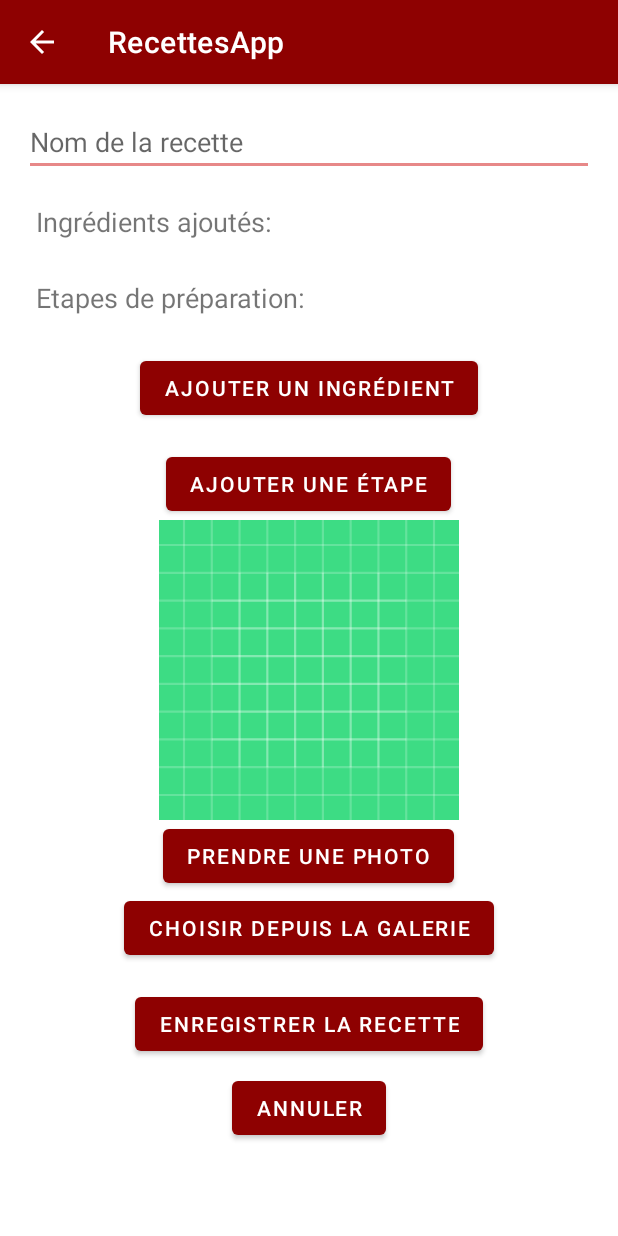
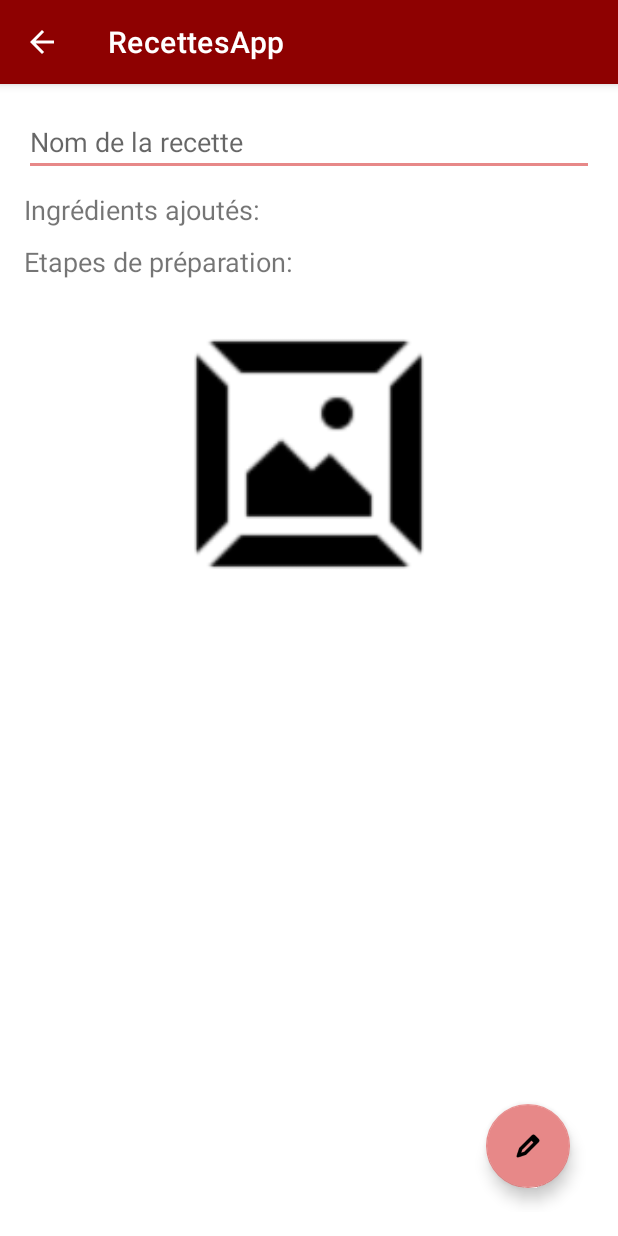
Before and after one commit to Zakuro89/AndroidApp, an Android app: the AjouterRecette screen opened directly, with no data from a screen before it, on a phone screen of 412 x 824 dp. Run offline under Robolectric (Android 15) with nearby library versions, the phone set to English and light mode, and no system bars; our stand-ins replace Room's generated code.

Commit message:
commit nav barre ajout recette

```diff
--- a/app/build.gradle.kts
+++ b/app/build.gradle.kts
@@ -38,11 +38,9 @@ android {
 }
 
 dependencies {
-
+    implementation (libs.material.v150)
     implementation(libs.androidx.room.ktx)
     ksp(libs.androidx.room.ksp)
-
-
     implementation(libs.androidx.core.ktx)
     implementation(libs.androidx.appcompat)
     implementation(libs.material)
--- a/app/src/main/java/com/example/epsi1/activity/AjouterRecette.kt
+++ b/app/src/main/java/com/example/epsi1/activity/AjouterRecette.kt
@@ -6,7 +6,6 @@ import android.net.Uri
 import android.os.Bundle
 import android.os.Environment
 import android.provider.MediaStore
-import android.widget.Button
 import android.widget.EditText
 import android.widget.ImageView
 import android.widget.ListView
@@ -19,6 +18,9 @@ import com.example.epsi1.db.database.RecetteDatabase
 import com.example.epsi1.model.Etape
 import com.example.epsi1.model.Ingredient
 import com.example.epsi1.model.Recette
+import com.google.android.material.bottomappbar.BottomAppBar
+import com.google.android.material.bottomsheet.BottomSheetDialog
+import com.google.android.material.floatingactionbutton.FloatingActionButton
 import kotlinx.coroutines.CoroutineScope
 import kotlinx.coroutines.Dispatchers
 import kotlinx.coroutines.launch
@@ -49,13 +51,12 @@ class AjouterRecette : AppCompatActivity() {
     private lateinit var imageUri: Uri
     private lateinit var imagePreview: ImageView
 
-
     override fun onCreate(savedInstanceState: Bundle?) {
         super.onCreate(savedInstanceState)
         setContentView(R.layout.activity_ajouter_recettes)
 
         listViewIngredient = findViewById(R.id.ingredientListView)
-        listViewStep = findViewById((R.id.stepListView))
+        listViewStep = findViewById(R.id.stepListView)
 
         ingredientAdapter = IngredientAdapter(this, ingredientsList)
         stepAdapter = EtapeAdapter(this, stepsList)
@@ -65,34 +66,42 @@ class AjouterRecette : AppCompatActivity() {
 
         supportActionBar?.setDisplayHomeAsUpEnabled(true)
 
-        val ajouterIngredientBouton = findViewById<Button>(R.id.addIngredientButton)
+        imagePreview = findViewById(R.id.imagePreview)
+
+        val fabMain = findViewById<FloatingActionButton>(R.id.fabMain)
+        fabMain.setOnClickListener {
+            showBottomSheet()
+        }
+    }
+
+    override fun onSupportNavigateUp(): Boolean {
+        finish()
+        return true
+    }
+
+    private fun showBottomSheet() {
+        val bottomSheetDialog = BottomSheetDialog(this)
+        val view = layoutInflater.inflate(R.layout.bottom_sheet_layout, null)
+
+        val ajouterIngredientBouton =
+            view.findViewById<FloatingActionButton>(R.id.addIngredientButton)
+        val ajouterEtapeBouton = view.findViewById<FloatingActionButton>(R.id.addStep)
+        val takePhotoButton = view.findViewById<FloatingActionButton>(R.id.takePhotoButton)
+        val chooseFromGalleryButton =
+            view.findViewById<FloatingActionButton>(R.id.chooseFromGalleryButton)
+        val sauvegarderRecetteBouton =
+            view.findViewById<FloatingActionButton>(R.id.saveRecipeButton)
+        val cancelButton = view.findViewById<FloatingActionButton>(R.id.cancelButton)
+
         ajouterIngredientBouton.setOnClickListener {
             val intent = Intent(this, AjouterIngredient::class.java)
             startActivityForResult(intent, ADD_INGREDIENT_REQUEST_CODE)
         }
 
-        val ajouterEtapeBouton = findViewById<Button>(R.id.addStep)
         ajouterEtapeBouton.setOnClickListener {
             val intent = Intent(this, AjouterEtape::class.java)
             startActivityForResult(intent, ADD_STEP_REQUEST_CODE)
         }
-
-        val sauvegarderRecetteBouton = findViewById<Button>(R.id.saveRecipeButton)
-        sauvegarderRecetteBouton.setOnClickListener {
-            val title = findViewById<EditText>(R.id.recipeTitle).text.toString()
-
-            saveRecipeToDatabase(title)
-        }
-
-        val cancelButton = findViewById<Button>(R.id.cancelButton)
-        cancelButton.setOnClickListener {
-            finish()
-        }
-
-        imagePreview = findViewById(R.id.imagePreview)
-
-        val takePhotoButton = findViewById<Button>(R.id.takePhotoButton)
-        val chooseFromGalleryButton = findViewById<Button>(R.id.chooseFromGalleryButton)
 
         takePhotoButton.setOnClickListener {
             openCamera()
@@ -101,30 +110,34 @@ class AjouterRecette : AppCompatActivity() {
         chooseFromGalleryButton.setOnClickListener {
             openGallery()
         }
-    }
 
-    override fun onSupportNavigateUp(): Boolean {
-        finish()
-        return true
+        sauvegarderRecetteBouton.setOnClickListener {
+            val title = findViewById<EditText>(R.id.recipeTitle).text.toString()
+            saveRecipeToDatabase(title)
+            bottomSheetDialog.dismiss()
+        }
+
+        cancelButton.setOnClickListener {
+            bottomSheetDialog.dismiss()
+        }
+
+        bottomSheetDialog.setContentView(view)
+        bottomSheetDialog.show()
     }
 
     override fun onActivityResult(requestCode: Int, resultCode: Int, data: Intent?) {
         super.onActivityResult(requestCode, resultCode, data)
 
         if (requestCode == ADD_INGREDIENT_REQUEST_CODE && resultCode == RESULT_OK && data != null) {
-
             val name = data.getStringExtra("ingredient_name") ?: return
             val quantity = data.getDoubleExtra("ingredient_quantity", 0.0)
             val unit = data.getStringExtra("ingredient_unit") ?: return
-
 
             val newIngredient = Ingredient(nom = name, quantite = quantity, unite = unit)
             ingredientsList.add(newIngredient)
             ingredientAdapter.notifyDataSetChanged()
 
-
         } else if (requestCode == ADD_STEP_REQUEST_CODE && resultCode == RESULT_OK && data != null) {
-
             val description = data.getStringExtra("step_description") ?: return
             val newStep = Etape(description = description)
 
@@ -132,28 +145,19 @@ class AjouterRecette : AppCompatActivity() {
             stepAdapter.notifyDataSetChanged()
 
         } else if (requestCode == CAMERA_REQUEST_CODE && resultCode == RESULT_OK) {
-
-            // Créer le fichier pour enregistrer la photo prise
             val photoFile = createImageFile()
             val inputStream = contentResolver.openInputStream(imageUri)
             val outputStream = photoFile.outputStream()
 
-            // Copier la photo dans le fichier interne
             inputStream?.copyTo(outputStream)
-
-            // Afficher la photo dans le ImageView
             imagePreview.setImageURI(Uri.fromFile(photoFile))
-
-            // Sauvegarder le chemin  du fichier dans la BDD
             newRecipe.img = photoFile.absolutePath
 
         } else if (requestCode == GALLERY_REQUEST_CODE) {
-
             val selectedImageUri = data?.data
 
             if (selectedImageUri != null) {
                 val inputStream = contentResolver.openInputStream(selectedImageUri)
-                // Creation fichier interne pour stocker l'image
                 val photoFile = createImageFile()
                 val outputStream = photoFile.outputStream()
 
@@ -163,10 +167,7 @@ class AjouterRecette : AppCompatActivity() {
                     }
                 }
 
-                // Afficher l'image copiée dans l'ImageView
                 imagePreview.setImageURI(Uri.fromFile(photoFile))
-
-                // Sauvegarder le chemin du fichier dans la BDD
                 newRecipe.img = photoFile.absolutePath
             }
         }
@@ -175,8 +176,7 @@ class AjouterRecette : AppCompatActivity() {
     private fun saveRecipeToDatabase(title: String) {
         CoroutineScope(Dispatchers.IO).launch {
             newRecipe.title = title
-            val recetteId =
-                recetteDao.insertRecette(newRecipe)
+            val recetteId = recetteDao.insertRecette(newRecipe)
 
             ingredientsList.forEach {
                 it.recetteId = recetteId.toInt()
@@ -205,18 +205,14 @@ class AjouterRecette : AppCompatActivity() {
     }
 
     private fun createImageFile(): File {
-
         val timestamp = System.currentTimeMillis().toString()
         val fileName = "recette_$timestamp.jpg"
         val storageDir = getExternalFilesDir(Environment.DIRECTORY_PICTURES)
         return File(storageDir, fileName)
     }
 
-
     private fun openGallery() {
         val intent = Intent(Intent.ACTION_PICK, MediaStore.Images.Media.EXTERNAL_CONTENT_URI)
         startActivityForResult(intent, GALLERY_REQUEST_CODE)
     }
-
-
 }
--- a/app/src/main/res/layout/activity_ajouter_recettes.xml
+++ b/app/src/main/res/layout/activity_ajouter_recettes.xml
@@ -1,16 +1,16 @@
 <?xml version="1.0" encoding="utf-8"?>
-<ScrollView xmlns:android="http://schemas.android.com/apk/res/android"
+<androidx.coordinatorlayout.widget.CoordinatorLayout xmlns:android="http://schemas.android.com/apk/res/android"
     xmlns:tools="http://schemas.android.com/tools"
     android:layout_width="match_parent"
-    android:fillViewport="true"
-    android:layout_height="match_parent">
+    android:layout_height="match_parent"
+    android:padding="16dp"
+    tools:context=".activity.AjouterRecette">
 
-
+    <!-- Contenu principal (champ titre + listes) -->
     <LinearLayout
         android:layout_width="match_parent"
-        android:layout_height="wrap_content"
-        android:orientation="vertical"
-        android:padding="16dp">
+        android:layout_height="match_parent"
+        android:orientation="vertical">
 
         <EditText
             android:id="@+id/recipeTitle"
@@ -23,10 +23,9 @@
             android:id="@+id/ingredientsList"
             android:layout_width="match_parent"
             android:layout_height="wrap_content"
-            android:layout_marginTop="10dp"
-            android:padding="8dp"
             android:text="@string/added_ingredient"
-            android:textSize="18sp" />
+            android:textSize="18sp"
+            android:paddingTop="10dp" />
 
         <ListView
             android:id="@+id/ingredientListView"
@@ -39,73 +38,34 @@
             android:id="@+id/stepsList"
             android:layout_width="match_parent"
             android:layout_height="wrap_content"
-            android:layout_marginTop="10dp"
-            android:padding="8dp"
             android:text="@string/added_steps"
-            android:textSize="18sp" />
+            android:textSize="18sp"
+            android:paddingTop="10dp" />
 
         <ListView
             android:id="@+id/stepListView"
             android:layout_width="match_parent"
             android:layout_height="wrap_content"
-            android:minHeight="450dp"
+            android:minHeight="45dp"
             tools:listitem="@layout/step_elements" />
-
-        <Button
-            android:id="@+id/addIngredientButton"
-            android:layout_width="wrap_content"
-            android:layout_height="wrap_content"
-            android:layout_gravity="center_horizontal"
-            android:layout_marginTop="16dp"
-            android:text="@string/add_ingredient" />
-
-        <Button
-            android:id="@+id/addStep"
-            android:layout_width="wrap_content"
-            android:layout_height="wrap_content"
-            android:layout_gravity="center_horizontal"
-            android:layout_marginTop="16dp"
-            android:text="@string/add_step" />
 
         <ImageView
             android:id="@+id/imagePreview"
             android:layout_width="200dp"
             android:layout_height="200dp"
-            android:layout_centerHorizontal="true"
-            android:layout_gravity="center_horizontal"
             android:scaleType="centerCrop"
-            android:src="@drawable/ic_launcher_background" />
-
-        <Button
-            android:id="@+id/takePhotoButton"
-            android:layout_width="wrap_content"
-            android:layout_height="wrap_content"
-            android:layout_gravity="center_horizontal"
-            android:text="@string/take_photo" />
-
-        <Button
-            android:id="@+id/chooseFromGalleryButton"
-            android:layout_width="wrap_content"
-            android:layout_height="wrap_content"
-            android:layout_gravity="center_horizontal"
-            android:text="@string/choose_from_gallery" />
-
-        <Button
-            android:id="@+id/saveRecipeButton"
-            android:layout_width="wrap_content"
-            android:layout_height="wrap_content"
             android:layout_gravity="center_horizontal"
             android:layout_marginTop="16dp"
-            android:text="@string/save_recipe" />
-
-        <Button
-            android:id="@+id/cancelButton"
-            android:layout_width="wrap_content"
-            android:layout_height="wrap_content"
-            android:layout_gravity="center_horizontal"
-            android:layout_marginTop="8dp"
-            android:text="@string/cancel" />
-
+            android:src="@drawable/ic_cadre" />
 
     </LinearLayout>
-</ScrollView>
+
+    <com.google.android.material.floatingactionbutton.FloatingActionButton
+        android:id="@+id/fabMain"
+        android:layout_width="wrap_content"
+        android:layout_height="wrap_content"
+        android:layout_gravity="bottom|end"
+        android:src="@drawable/ic_edit"
+        android:layout_margin="16dp" />
+
+</androidx.coordinatorlayout.widget.CoordinatorLayout>
--- a/app/src/main/res/values/strings.xml
+++ b/app/src/main/res/values/strings.xml
@@ -10,7 +10,7 @@
     <string name="recipe_title_hint">Nom de la recette</string>
     <string name="recipe_ingredients_hint">Ingrédients</string>
     <string name="recipe_steps_hint">Étapes de préparation</string>
-    <string name="save_recipe">Enregistrer la recette</string>
+    <string name="save_recipe">Enregistrer</string>
     <string name="cancel">Annuler</string>
     <string name="add_ingredient">Ajouter un ingrédient</string>
     <string name="add_step">Ajouter une étape</string>
--- a/gradle/libs.versions.toml
+++ b/gradle/libs.versions.toml
@@ -9,6 +9,7 @@ appcompat = "1.6.1"
 material = "1.10.0"
 activity = "1.8.0"
 constraintlayout = "2.1.4"
+materialVersion = "1.5.0"
 roomRuntime = "2.6.1"
 kspVersion = "1.9.0-1.0.13"
 
@@ -24,6 +25,7 @@ androidx-appcompat = { group = "androidx.appcompat", name = "appcompat", version
 material = { group = "com.google.android.material", name = "material", version.ref = "material" }
 androidx-activity = { group = "androidx.activity", name = "activity", version.ref = "activity" }
 androidx-constraintlayout = { group = "androidx.constraintlayout", name = "constraintlayout", version.ref = "constraintlayout" }
+material-v150 = { module = "com.google.android.material:material", version.ref = "materialVersion" }
 
 [plugins]
 android-application = { id = "com.android.application", version.ref = "agp" }
```
Also changed, not shown: app/src/main/res/layout/bottom_sheet_layout.xml (added, +50 -0 lines), app/src/main/res/drawable/ic_cadre.png (added), app/src/main/res/drawable/ic_edit.png (added), app/src/main/res/drawable/ic_gallery.png (added), app/src/main/res/drawable/ic_ingredient.png (added), app/src/main/res/drawable/ic_photo.png (added), app/src/main/res/drawable/ic_return.png (added), app/src/main/res/drawable/ic_save.png (added), app/src/main/res/drawable/ic_step.png (added).
